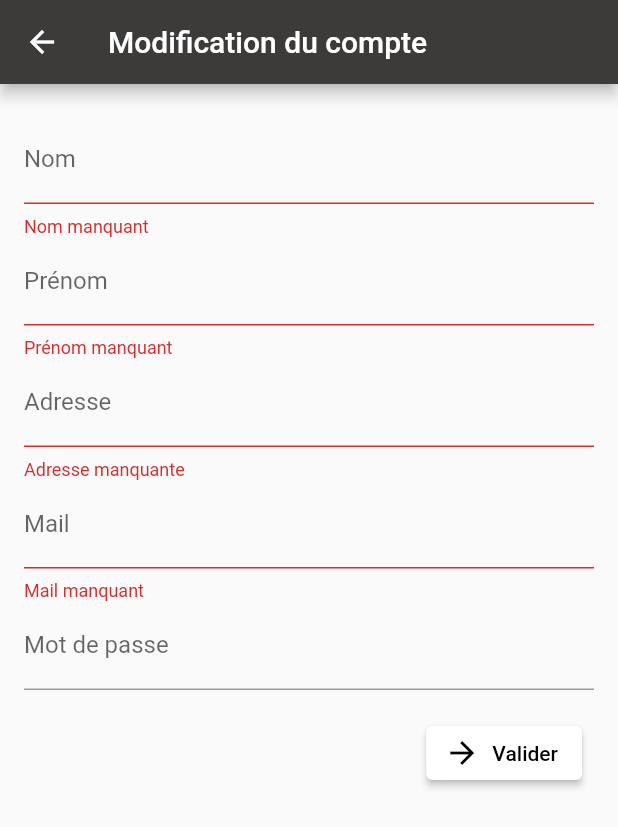
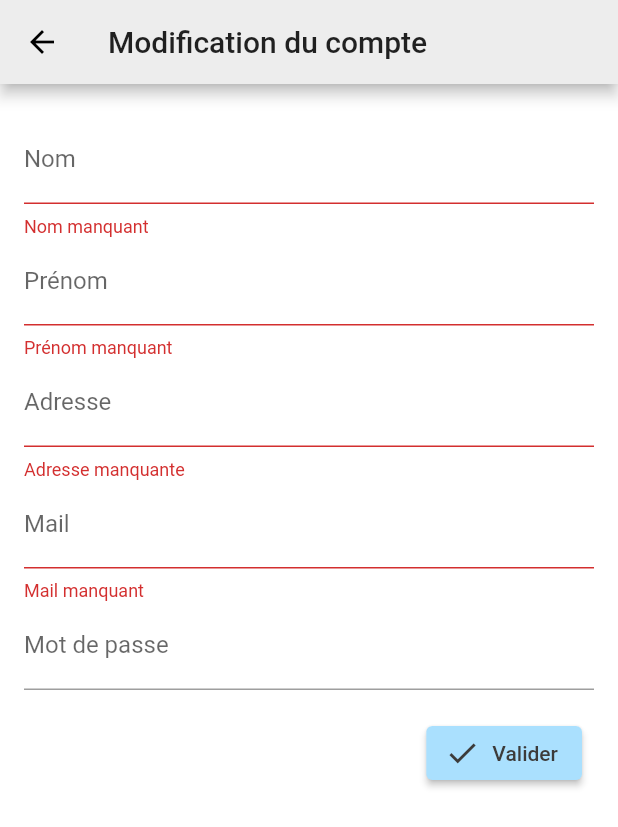
Before and after one commit to Jeremy-Pineau/MSPR, a Flutter app: the Compte screen opened directly, after a tap on "Modifier", on a phone screen of 412 x 824 dp. Shown: the top 827 px of the screen. Run offline on Flutter 3.47's test engine with Material 2 defaults, Android fonts, the phone set to English and light mode, and no system bars; our stand-ins replace convex_bottom_bar, email_validator, settings_ui, shared_preferences; missing offline and left inert: barcode_scan; accounts and stored records are empty.

Commit message:
améliorations

```diff
--- a/lib/main.dart
+++ b/lib/main.dart
@@ -19,10 +19,11 @@ class MyApp extends StatelessWidget {
       },
       theme: ThemeData(
         visualDensity: VisualDensity.adaptivePlatformDensity,
-        primaryColor: Color(0xff3C3B3A),
+        primaryColor: Color(0xffEDEDED),//Color(0xff3C3B3A),
         textTheme: Theme.of(context).textTheme.apply(
           bodyColor: Colors.black,
         ),
+        scaffoldBackgroundColor: Colors.white,
       ),
     );
   }
--- a/lib/model/dto/ApiUrl.dart
+++ b/lib/model/dto/ApiUrl.dart
@@ -1,4 +1,4 @@
 class ApiUrl {
-  static String _url = "http://192.168.1.17:9000";
+  static String _url = "http://192.168.1.19:9000";
   static String get url => _url;
 }
--- a/lib/pages/Compte.dart
+++ b/lib/pages/Compte.dart
@@ -32,7 +32,7 @@ class _Compte extends State<Compte> {
                       child:
                         FloatingActionButton(
                           onPressed: (){},
-                          backgroundColor: Colors.grey,
+                          backgroundColor: Color(0xffAAE0FE),
                           child: Icon(Icons.person, size: 80),
                         )
                       ),
@@ -46,12 +46,13 @@ class _Compte extends State<Compte> {
                       ),
                       ),
                     SizedBox(
-                      height: 10.0
+                      height: 15.0
                     ),
                     Card(
                       margin: EdgeInsets.symmetric(horizontal: 20.0,vertical: 20.0),
                       clipBehavior: Clip.antiAlias,
                       elevation: 5.0,
+                      color: Colors.white70,
                       child: Padding(
                         padding: const EdgeInsets.symmetric(horizontal: 8.0,vertical: 7.0),
                         child: Row(
@@ -62,8 +63,9 @@ class _Compte extends State<Compte> {
                                 Text(
                                 "Mail",
                                 style: TextStyle(
-                                  fontSize: 22.0,
+                                  fontSize: 20.0,
                                   fontWeight: FontWeight.bold,
+                                  color: Color(0xff3C3B3A),
                                 ),
                                 ),
                                 SizedBox(
@@ -72,7 +74,8 @@ class _Compte extends State<Compte> {
                                 Text(
                                   '$_mail',
                                   style: TextStyle(
-                                    fontSize: 20.0,
+                                    fontSize: 18.0,
+                                    color: Color(0xff3C3B3A),
                                   ),
                                 )
                               ],
@@ -85,6 +88,7 @@ class _Compte extends State<Compte> {
                     Card(
                         margin: EdgeInsets.symmetric(horizontal: 20.0,vertical: 0.0),
                         clipBehavior: Clip.antiAlias,
+                        color: Colors.white70,
                         elevation: 5.0,
                         child: Padding(
                             padding: const EdgeInsets.symmetric(horizontal: 8.0,vertical: 7.0),
@@ -96,8 +100,9 @@ class _Compte extends State<Compte> {
                                         Text(
                                           "Adresse",
                                           style: TextStyle(
-                                            fontSize: 22.0,
+                                            fontSize: 20.0,
                                             fontWeight: FontWeight.bold,
+                                            color: Color(0xff3C3B3A),
                                           ),
                                         ),
                                         SizedBox(
@@ -106,7 +111,8 @@ class _Compte extends State<Compte> {
                                         Text(
                                           '$_adresse',
                                           style: TextStyle(
-                                            fontSize: 20.0,
+                                            fontSize: 18.0,
+                                            color: Color(0xff3C3B3A),
                                           ),
                                         )
                                       ],
@@ -136,7 +142,7 @@ class _Compte extends State<Compte> {
                     gradient: LinearGradient(
                     begin: Alignment.centerRight,
                     end: Alignment.centerLeft,
-                    colors: [Colors.white38, Colors.white12]
+                    colors: [Colors.lightBlueAccent, Colors.lightBlue]
                     ),
                     borderRadius: BorderRadius.circular(30.0),
                   ),
@@ -144,7 +150,7 @@ class _Compte extends State<Compte> {
                     constraints: BoxConstraints(minHeight: 40.0),
                     alignment: Alignment.center,
                     child: Text("Modifier",
-                      style: TextStyle(fontSize: 24.0, fontWeight:FontWeight.w300),
+                      style: TextStyle(fontSize: 22.0, fontWeight:FontWeight.w300, color: Colors.white),
                       ),
                     )
                   )
--- a/lib/pages/CreateUser.dart
+++ b/lib/pages/CreateUser.dart
@@ -141,8 +141,8 @@ class _CreateUser extends State<CreateUser> {
                               onPressed: _createUser,
                               icon: Icon(Icons.check),
                               style: ElevatedButton.styleFrom(
-                                primary: Colors.white38, // background
-                                onPrimary: Colors.black, // foreground
+                                  primary: Color(0xffAAE0FE), // background
+                                  onPrimary: Color(0xff3C3B3A), // foreground
                               ),
                               label: Text('Valider')),
                         ],
--- a/lib/pages/ScanPage.dart
+++ b/lib/pages/ScanPage.dart
@@ -32,7 +32,7 @@ class _ScanPageState extends State<ScanPage> {
                     constraints: BoxConstraints.tightFor(width: MediaQuery.of(context).size.width/3, height: MediaQuery.of(context).size.height/5),
                       child:
                       FloatingActionButton(
-                        backgroundColor: Color(0xff3C3B3A),
+                        backgroundColor: Colors.black26,
                         elevation: 20,
                         onPressed: () {
                           _scan();
--- a/lib/pages/Settings.dart
+++ b/lib/pages/Settings.dart
@@ -20,6 +20,7 @@ class _Settings extends State<Settings> {
     return Scaffold(
         body:
         SettingsList(
+          backgroundColor: Colors.white,
           sections: [
             SettingsSection(
               title: '\nGénéral',
--- a/lib/pages/UpdateUser.dart
+++ b/lib/pages/UpdateUser.dart
@@ -147,11 +147,11 @@ class _UpdateUser extends State<UpdateUser> {
                         children: <Widget>[
                           ElevatedButton.icon(
                               onPressed: _updateUser,
+                              icon: Icon(Icons.check),
                               style: ElevatedButton.styleFrom(
-                                primary: Colors.white, // background
-                                onPrimary: Colors.black, // foreground
+                                primary: Color(0xffAAE0FE), // background
+                                onPrimary: Color(0xff3C3B3A), // foreground
                               ),
-                              icon: Icon(Icons.arrow_forward),
                               label: Text('Valider')),
                         ],
                       ),
```
Also changed, not shown: lib/pages/HistoriquePage.dart (+6 -3 lines), lib/pages/Login.dart (+27 -19 lines).
